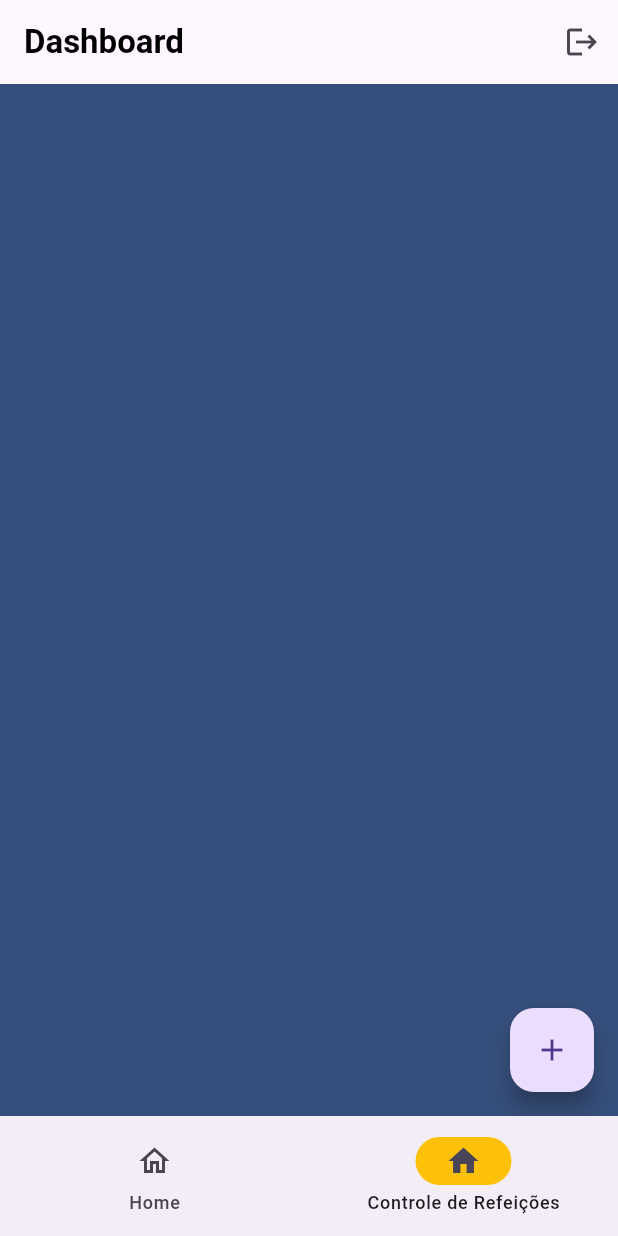
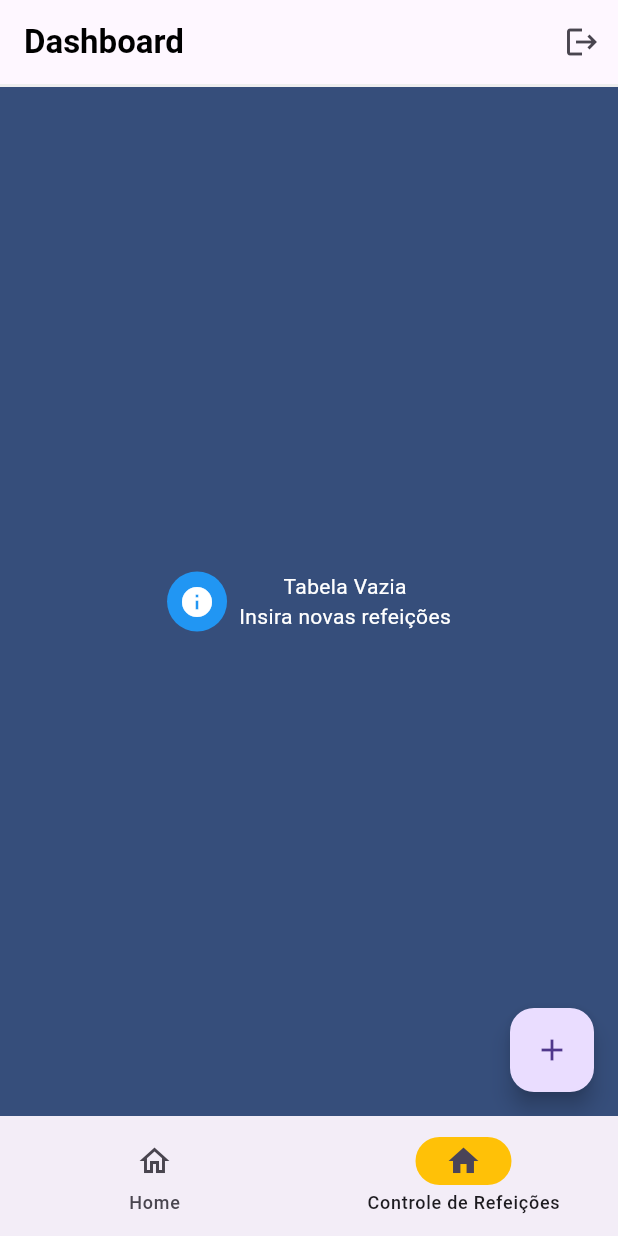
Before and after one commit to BrennerFSouza/ProjetoMobile, a Flutter app: the screen it shows once a user with an empty profile is signed in, item 2 of the bottom bar chosen, on a phone screen of 412 x 824 dp. Run offline on Flutter 3.47's test engine with Material 3 defaults, Android fonts, the light colour scheme and no system bars; our stand-ins replace firebase_auth, firebase_core, sqflite, syncfusion_flutter_charts, tuple; accounts and stored records are empty.

Commit message:
ainda funciona

```diff
--- a/lib/database/app_database.dart
+++ b/lib/database/app_database.dart
@@ -5,14 +5,19 @@ import 'package:sqflite/sqflite.dart';
 Future<Database> createDatabase() {
   return getDatabasesPath().then((dbPath) {
     final String path = join(dbPath, 'histRefeicao.db');
-    return openDatabase(path, onCreate: (db, version) {
+    return openDatabase(
+      path,
+      onCreate: (db, version) {
         db.execute('CREATE TABLE refeicoes('
             'id INTEGER PRIMARY KEY, '
             'nomeRefeicao TEXT, '
             'nomeAlimento TEXT, '
             'qtdAlimento INTEGER, '
             'kcal REAL)');
-    }, version: 3);
+      },
+      version: 1,
+      onDowngrade: onDatabaseDowngradeDelete,
+    );
   });
 }
 
--- a/lib/pages/tela_controle_refeicao.dart
+++ b/lib/pages/tela_controle_refeicao.dart
@@ -39,6 +39,14 @@ class _NavigationExampleState extends State<NavigationExample> {
     return Scaffold(
       backgroundColor: const Color(0xFF364E7B),
       appBar: AppBar(
+        elevation: 0,
+        bottom: PreferredSize(
+          preferredSize: const Size.fromHeight(2.0), // Altura da borda
+          child: Container(
+            color: Colors.grey[200], // Cor da borda
+            height: 2.0,
+          ),
+        ),
         title: const Text(
           "Dashboard",
           style: TextStyle(
@@ -112,16 +120,59 @@ class _NavigationExampleState extends State<NavigationExample> {
                 ); // ou outro widget de carregamento
               } else if (snapshot.hasError) {
                 return const Text('Erro ao carregar os dados.');
-              } else if (!snapshot.hasData || snapshot.data == null) {
-                return const Text('Sem dados disponíveis.');
-              } else {
+              } else if (snapshot.hasData && snapshot.data!.isNotEmpty) {
                 final List<Refeicao> refeicoes = snapshot.data!;
                 final Map<String, List<Refeicao>> groupedRefeicoes = groupBy(
                     refeicoes, (Refeicao refeicao) => refeicao.nomeRefeicao);
+                final double totalCalorias = refeicoes.fold(
+                  0.0,
+                  (double sum, Refeicao refeicao) => sum + refeicao.kcal,
+                );
+                return Column(
+                  mainAxisAlignment: MainAxisAlignment.center,
+                  children: [
+                    Container(
+                      width: double.infinity,
+                      decoration: const BoxDecoration(
+                        color: Colors.white,
+                        borderRadius: BorderRadius.only(
+                          topLeft: Radius.circular(0.0),
+                          topRight: Radius.circular(0.0),
+                          bottomLeft:
+                              Radius.circular(10.0), // Borda inferior esquerda
+                          bottomRight:
+                              Radius.circular(10.0), // Borda inferior direita
+                        ),
+                      ),
+                      child: Column(
+                        mainAxisAlignment: MainAxisAlignment.center,
+                        children: [
+                          const SizedBox(height: 2.0),
+                          const Text(
+                            'Total de Calorias',
+                            style: TextStyle(
+                              fontSize: 24.0,
+                              fontWeight: FontWeight.bold,
+                            ),
+                          ),
+                          Text(
+                            '$totalCalorias',
+                            style: const TextStyle(
+                              fontSize: 18.0,
+                              fontWeight: FontWeight.bold,
+                            ),
+                          ),
+                        ],
+                      ),
+                    ),
 
-                return ListView.builder(
+                    const SizedBox(
+                        height: 16.0), // Espaçamento para separar do ListView
+                    Expanded(
+                      child: ListView.builder(
                         itemBuilder: (context, index) {
-                    final List<String> keys = groupedRefeicoes.keys.toList();
+                          final List<String> keys =
+                              groupedRefeicoes.keys.toList();
                           final String key = keys[index];
                           final List<Refeicao> blocos = groupedRefeicoes[key]!;
 
@@ -129,6 +180,36 @@ class _NavigationExampleState extends State<NavigationExample> {
                           return _RefeicaoBlock(key, blocos);
                         },
                         itemCount: groupedRefeicoes.length,
+                      ),
+                    ),
+                  ],
+                );
+              } else {
+                return Center(
+                  child: Row(
+                    mainAxisAlignment: MainAxisAlignment.center,
+                    children: [
+                      Container(
+                        padding: const EdgeInsets.all(8.0),
+                        decoration: const BoxDecoration(
+                          shape: BoxShape.circle,
+                          color: Colors.blue,
+                        ),
+                        child: const Icon(Icons.info, color: Colors.white),
+                      ),
+                      const SizedBox(width: 8.0),
+                      const Column(
+                        mainAxisAlignment: MainAxisAlignment.center,
+                        children: [
+                          Text('Tabela Vazia',
+                              style: TextStyle(color: Colors.white)),
+                          SizedBox(width: 8.0),
+                          Text('Insira novas refeições',
+                              style: TextStyle(color: Colors.white)),
+                        ],
+                      ),
+                    ],
+                  ),
                 );
               }
             },
@@ -293,8 +374,8 @@ class _RefeicaoBlock extends StatelessWidget {
               ],
             ),
           ),
-          const SizedBox(
-              height: 8.0),],
+          const SizedBox(height: 8.0),
+        ],
       ),
     );
   }
```
Lines whose indentation alone changed are shown as unchanged.
